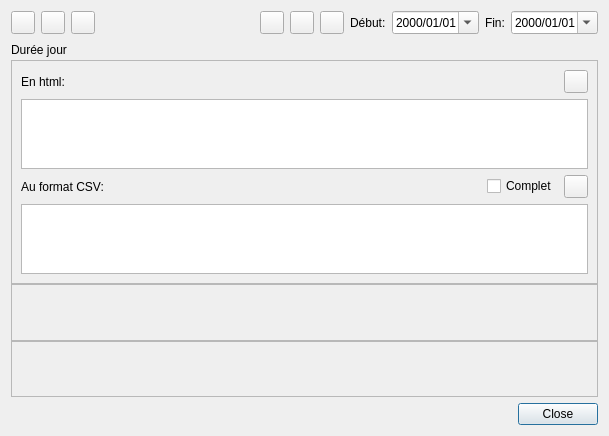
Above: src/pbregisteractivity/ui/ui_timeplots.ui from ppoilbarbe/PBRegisterActivity before the change. Below: the same form after it.
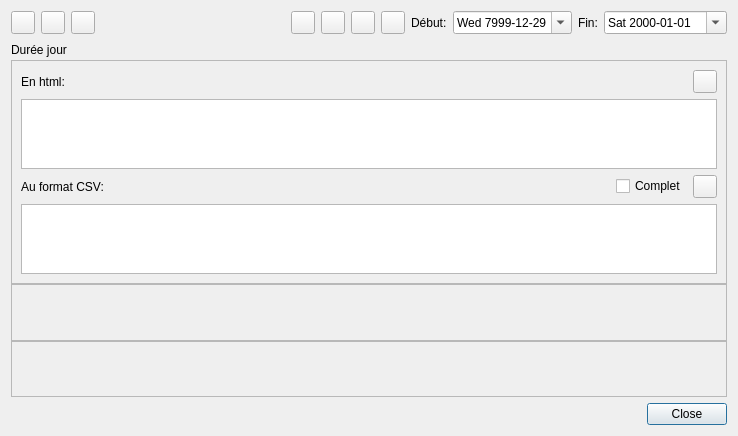
That is the form after the change. Icons and pictures are not drawn.

Commit message: timeplot: Décalage par semaine et pas en début de semaine. Ajout bouton semaine suivante

Diff of the .ui file:
```diff
--- a/src/pbregisteractivity/ui/ui_timeplots.ui
+++ b/src/pbregisteractivity/ui/ui_timeplots.ui
@@ -6,7 +6,7 @@
    <rect>
     <x>0</x>
     <y>0</y>
-    <width>609</width>
+    <width>738</width>
     <height>436</height>
    </rect>
   </property>
@@ -75,8 +75,8 @@
        </property>
        <property name="sizeHint" stdset="0">
         <size>
-         <width>40</width>
-         <height>20</height>
+         <width>0</width>
+         <height>0</height>
         </size>
        </property>
       </spacer>
@@ -103,6 +103,17 @@
        </property>
       </widget>
      </item>
+     <item>
+      <widget class="QToolButton" name="btnNextWeek">
+       <property name="toolTip">
+        <string>Avancer d'une semaine</string>
+       </property>
+       <property name="icon">
+        <iconset resource="resources.qrc">
+         <normaloff>:/images/icons/32x32/action_progress.png</normaloff>:/images/icons/32x32/action_progress.png</iconset>
+       </property>
+      </widget>
+     </item>
      <item>
       <widget class="QToolButton" name="btnToday">
        <property name="toolTip">
@@ -127,11 +138,18 @@
         <string>Date de début de la période à considérer</string>
        </property>
        <property name="displayFormat">
-        <string>yyyy/MM/dd</string>
+        <string>ddd yyyy-MM-dd  </string>
        </property>
        <property name="calendarPopup">
         <bool>true</bool>
        </property>
+       <property name="date">
+        <date>
+         <year>7999</year>
+         <month>12</month>
+         <day>29</day>
+        </date>
+       </property>
       </widget>
      </item>
      <item>
@@ -147,7 +165,7 @@
         <string>Date de fin de la période à considérer</string>
        </property>
        <property name="displayFormat">
-        <string>yyyy/MM/dd</string>
+        <string>ddd yyyy-MM-dd   </string>
        </property>
        <property name="calendarPopup">
         <bool>true</bool>
```
Left out of the diff: 6 changed lines with no effect on the pictures. The commit also changes 13 other files.
